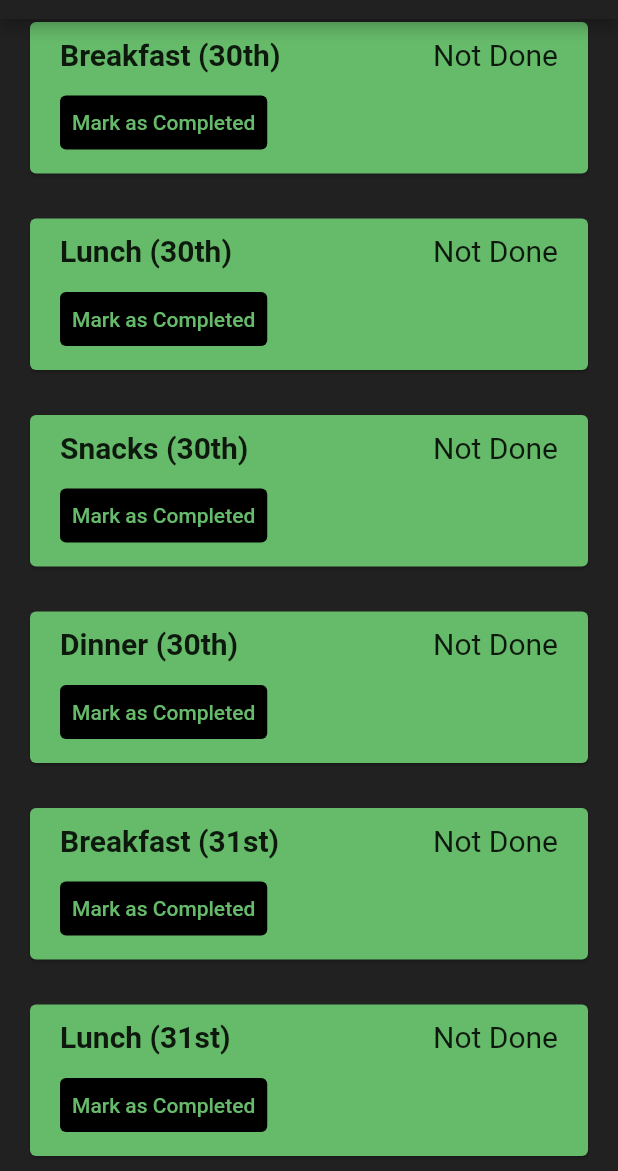
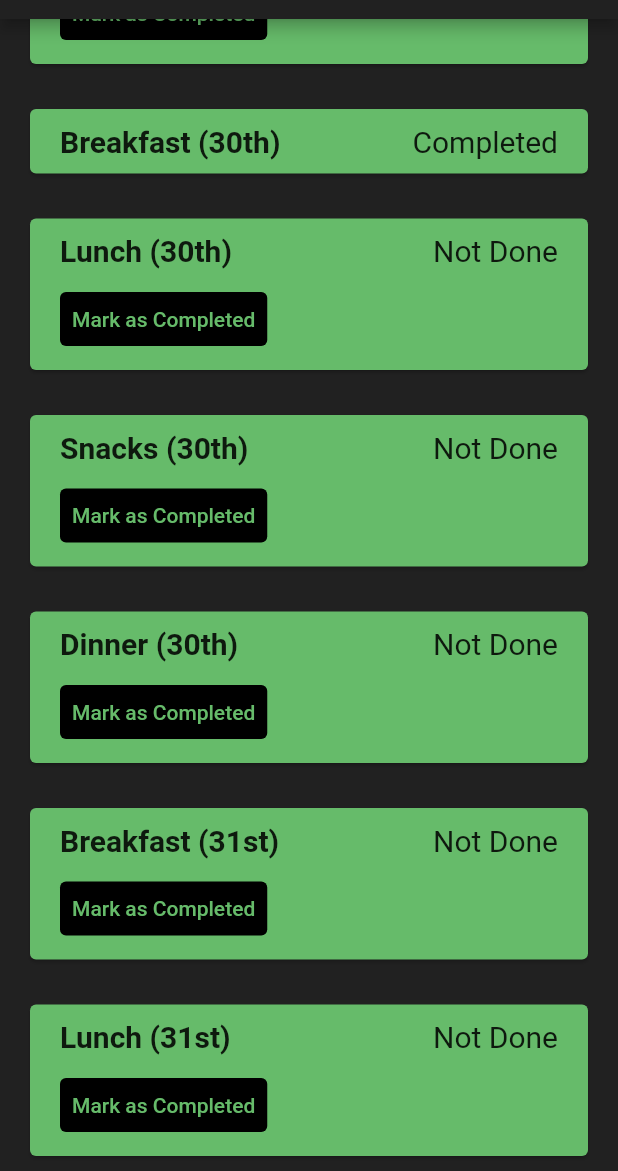
Before and after one commit to PES-Innovation-Lab/HashCode-QR, a Flutter app: the Status screen opened directly with empty values, scrolled down 257 dp, after a tap on "Mark as Completed", on a phone screen of 412 x 824 dp, the part 65-1236 px from its top. Run offline on Flutter 3.47's test engine with Material 2 defaults, Android fonts, the phone set to English and light mode, and no system bars; our stand-ins replace cloud_firestore, firebase_core; accounts and stored records are empty.

Commit message:
added updates

```diff
--- a/lib/pages/status.dart
+++ b/lib/pages/status.dart
@@ -13,10 +13,13 @@
 
   late User user;
 
+  late DatabaseService db;
+
   @override
   Widget build(BuildContext context) {
     user = ModalRoute.of(context)!.settings.arguments as User;
-    print("In status: $user");
+    db = DatabaseService(id: user.id);
+    // print("In status: $user");
     return Scaffold(
       appBar: AppBar(
         title: Text(
@@ -56,13 +59,13 @@
                 ),
               ),
             ),
-            StatusCard(name: 'Check-In', status: user.checkIn),
-            StatusCard(name: 'Breakfast (30th)', status: user.break30),
-            StatusCard(name: 'Lunch (30th)', status: user.lunch30),
-            StatusCard(name: 'Snacks (30th)', status: user.snacks30),
-            StatusCard(name: 'Dinner (30th)', status: user.dinner30),
-            StatusCard(name: 'Breakfast (31st)', status: user.break31),
-            StatusCard(name: 'Lunch (31st)', status: user.lunch31),
+            StatusCard(name: 'Check-In', status: user.checkIn, db: db, dbField: 'checkIn',),
+            StatusCard(name: 'Breakfast (30th)', status: user.break30, db: db, dbField: 'break30',),
+            StatusCard(name: 'Lunch (30th)', status: user.lunch30, db: db, dbField: 'lunch30',),
+            StatusCard(name: 'Snacks (30th)', status: user.snacks30, db: db, dbField: 'snacks30',),
+            StatusCard(name: 'Dinner (30th)', status: user.dinner30, db: db, dbField: 'dinner30',),
+            StatusCard(name: 'Breakfast (31st)', status: user.break31, db: db, dbField: 'break31',),
+            StatusCard(name: 'Lunch (31st)', status: user.lunch31, db: db, dbField: 'lunch31',),
           ],
         ),
       ),
--- a/lib/services/database.dart
+++ b/lib/services/database.dart
@@ -39,4 +39,10 @@
     user = User(name: snapshot.docs[0]['name'], team: snapshot.docs[0]['team'], id: snapshot.docs[0]['id'], checkIn: snapshot.docs[0]['checkIn'], lunch30: snapshot.docs[0]['lunch30'], lunch31: snapshot.docs[0]['lunch31'], break30: snapshot.docs[0]['break30'], break31: snapshot.docs[0]['break31'], snacks30: snapshot.docs[0]['snacks30'], dinner30: snapshot.docs[0]['dinner30']);
     return user;
   }
+
+  updateData(String field) async {
+    print(field);
+    var snapshot = await participantCollection.where('id', isEqualTo: this.id).get();
+    await snapshot.docs[0].reference.update({field: !snapshot.docs[0][field]});
+  }
 }
--- a/lib/widgets/status_card.dart
+++ b/lib/widgets/status_card.dart
@@ -1,5 +1,6 @@
 import 'package:flutter/cupertino.dart';
 import 'package:flutter/material.dart';
+import 'package:hashcode_qr/services/database.dart';
 
 class StatusCard extends StatefulWidget {
 
@@ -9,7 +10,13 @@
   // Status of field
   late bool status;
 
-  StatusCard({required this.name, required this.status});
+  // DB field name
+  late String dbField;
+
+  //Database Service
+  late DatabaseService db;
+
+  StatusCard({required this.name, required this.status, required this.db, required this.dbField});
 
   @override
   _StatusCardState createState() => _StatusCardState();
@@ -19,8 +26,7 @@
 
   late String status_string;
 
-  void initState() {
-    super.initState();
+  updateStatus () {
     String S;
     if (widget.status == true) {
       S = 'Completed';
@@ -31,6 +37,12 @@
     setState(() {
       status_string = S;
     });
+  }
+
+  @override
+  void initState() {
+    super.initState();
+    updateStatus();
   }
 
   @override
@@ -70,7 +82,14 @@
                       height: 10,
                     ),
                     TextButton(
-                      onPressed: () {},
+                      onPressed: () {
+                        widget.db.getCollection();
+                        widget.db.updateData(widget.dbField);
+                        setState(() {
+                          widget.status = !widget.status;
+                        });
+                        updateStatus();
+                      },
                       child: Text(
                           "Mark as Completed",
                         style: TextStyle(
```
